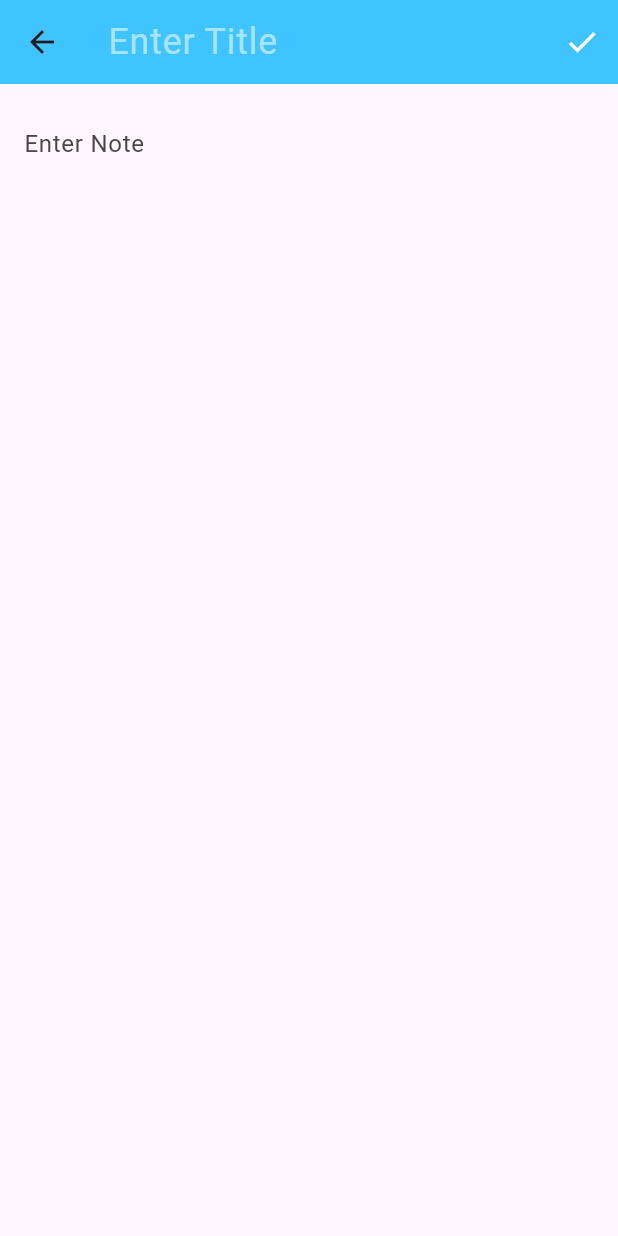
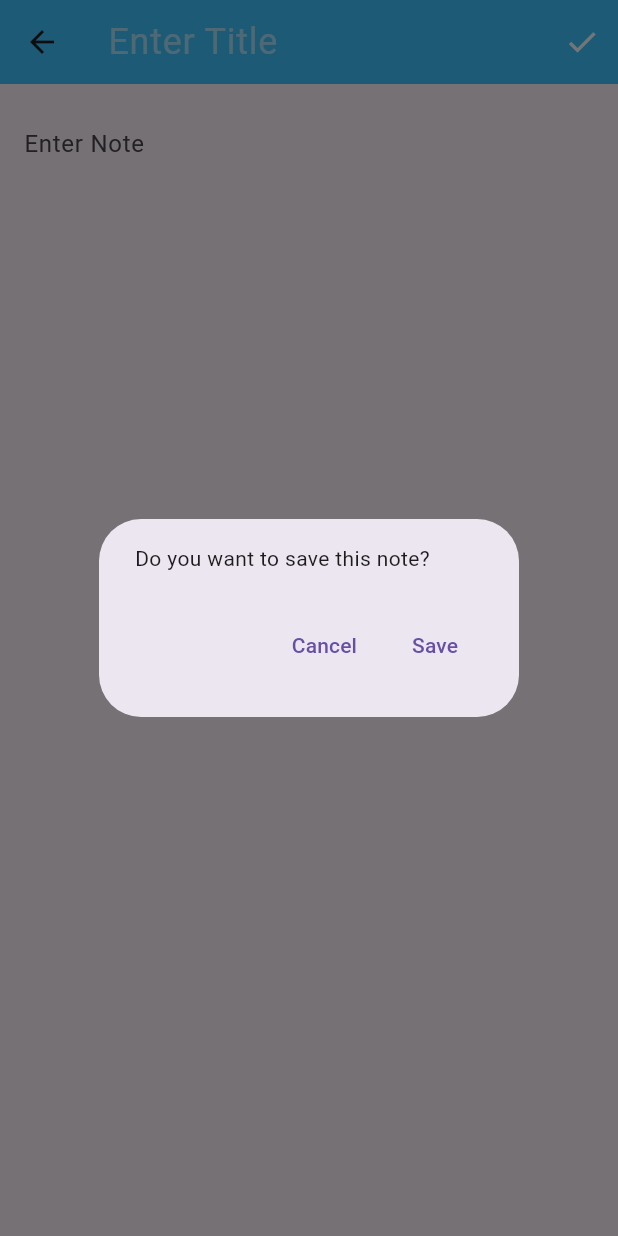
Before and after one commit to Om-Thanage/AptNote-Om, a Flutter app: the InnerNoteDescriptionScreen screen opened directly, after a tap on the "check" icon, on a phone screen of 412 x 824 dp. Run offline on Flutter 3.47's test engine with Material 3 defaults, Android fonts, the phone set to English and light mode, and no system bars; our stand-ins replace cloud_firestore, firebase_core; accounts and stored records are empty.

Commit message:
Feat: Integrate Firebase and Firestore, Update UI, Add CRUD Operations
-   Integrates Firebase Core and Cloud Firestore for data management.
-   Adds `FirestoreService` for CRUD operations.
-   Updates UI for the note list to dynamically load from Firestore.
-   Implements the creation of new notes with title and note fields in `InnerNoteDescriptionScreen`.
-   Implements the deletion of notes by `docId` from the Main Screen.
- Implements the edit and update functionality for existing notes with title and content in `UpdateNoteDescription` screen.
-   Renames the project to "AptNote".
-   Removes the default launch images and updates app icons.
- Updates `android` and `ios` platform files for Firebase core and cloud firestore.
- Updates `macos` and `windows` platform files for Firebase core and cloud firestore.
- Added new files for the implementation of the update note description screen and firestore service.
- Update pubspec.yaml and pubspec.lock with new `firebase_core`, `cloud_firestore`, `rename_app` packages.

```diff
--- a/lib/inner_note_description_screen.dart
+++ b/lib/inner_note_description_screen.dart
@@ -1,12 +1,54 @@
 import 'package:flutter/material.dart';
+import 'package:habit_tracker/services/firestore.dart';
 
-class InnerNoteDescriptionScreen extends StatelessWidget {
+class InnerNoteDescriptionScreen extends StatefulWidget {
   const InnerNoteDescriptionScreen({super.key});
+
+  @override
+  State<InnerNoteDescriptionScreen> createState() =>
+      _InnerNoteDescriptionScreenState();
+}
+
+class _InnerNoteDescriptionScreenState
+    extends State<InnerNoteDescriptionScreen> {
+  // Firestore service
+  final FirestoreService firestoreService = FirestoreService();
+
+  // Controllers for title and note
+  final TextEditingController titleController = TextEditingController();
+  final TextEditingController noteController = TextEditingController();
+
+  void handleAddNote() {
+    showDialog(
+      context: context,
+      builder: (context) => AlertDialog(
+        content: const Text("Do you want to save this note?"),
+        actions: [
+          TextButton(
+            onPressed: () {
+              Navigator.of(context).pop(); // Close dialog
+            },
+            child: const Text("Cancel"),
+          ),
+          TextButton(
+            onPressed: () {
+              firestoreService.addNote(
+                titleController.text.trim(),
+                noteController.text.trim(),
+              );
+              Navigator.pop(context); // Close dialog
+              Navigator.pop(context); // Close InnerNoteDescriptionScreen
+            },
+            child: const Text("Save"),
+          ),
+        ],
+      ),
+    );
+  }
 
   @override
   Widget build(BuildContext context) {
     return Scaffold(
-
       appBar: AppBar(
         backgroundColor: Colors.lightBlueAccent,
         centerTitle: true,
@@ -16,38 +58,36 @@ class InnerNoteDescriptionScreen extends StatelessWidget {
             Navigator.of(context).pop();
           },
         ),
-        title: const TextField(
-            decoration: InputDecoration(
+        title: TextField(
+          controller: titleController,
+          decoration: const InputDecoration(
             hintText: "Enter Title",
             border: InputBorder.none,
             hintStyle: TextStyle(
               color: Colors.white54,
               fontSize: 24,
             ),
-            )
+          ),
         ),
         actions: [
           IconButton(
             icon: const Icon(Icons.check, color: Colors.white),
-            onPressed: () {
-              print("Note Saved");
-            },
-          )
-        ]
+            onPressed: handleAddNote, // Calls handleAddNote function
           ),
-
+        ],
+      ),
       body: Container(
         padding: const EdgeInsets.all(16),
-        child: const TextField(
+        child: TextField(
+          controller: noteController,
           maxLines: null,
           keyboardType: TextInputType.multiline,
-          decoration: InputDecoration(
+          decoration: const InputDecoration(
             hintText: "Enter Note",
             border: InputBorder.none,
           ),
         ),
-      )
-
+      ),
     );
   }
 }
--- /dev/null
+++ b/lib/services/firestore.dart
@@ -0,0 +1,38 @@
+import 'package:cloud_firestore/cloud_firestore.dart';
+
+class FirestoreService {
+
+  //get collection
+  final CollectionReference notes = FirebaseFirestore.instance.collection('notes');
+
+  //Create
+  Future<void> addNote(String title, String note ){
+    return notes.add({
+      'title': title,
+      'note': note,
+      'timestamp': DateTime.now()
+    });
+  }
+
+  //Read
+  Stream<QuerySnapshot> getNotes(){
+    final allNotes = notes.orderBy('timestamp', descending: true).snapshots();
+    return allNotes;
+  }
+
+  //Update
+  Future<void> updateNote(String noteId, String title, String note){
+    return notes.doc(noteId).update({
+      'title': title,
+      'note': note,
+      'timestamp': DateTime.now()
+    });
+  }
+
+  //Delete
+  Future<void> deleteNote(String noteId){
+    return notes.doc(noteId).delete();
+  }
+
+
+}
--- a/pubspec.yaml
+++ b/pubspec.yaml
@@ -36,6 +36,9 @@ dependencies:
   # The following adds the Cupertino Icons font to your application.
   # Use with the CupertinoIcons class for iOS style icons.
   cupertino_icons: ^1.0.8
+  firebase_core: ^3.11.0
+  cloud_firestore: ^5.6.3
+  rename_app: ^1.6.2
 
 dev_dependencies:
   flutter_test:
```
Also changed, not shown: lib/main.dart (+96 -12 lines), lib/update_note_description.dart (added, +80 -0 lines), firebase.json (added), lib/firebase_options.dart (added), pubspec.lock, 55 other files. Lines whose indentation alone changed are shown as unchanged.
